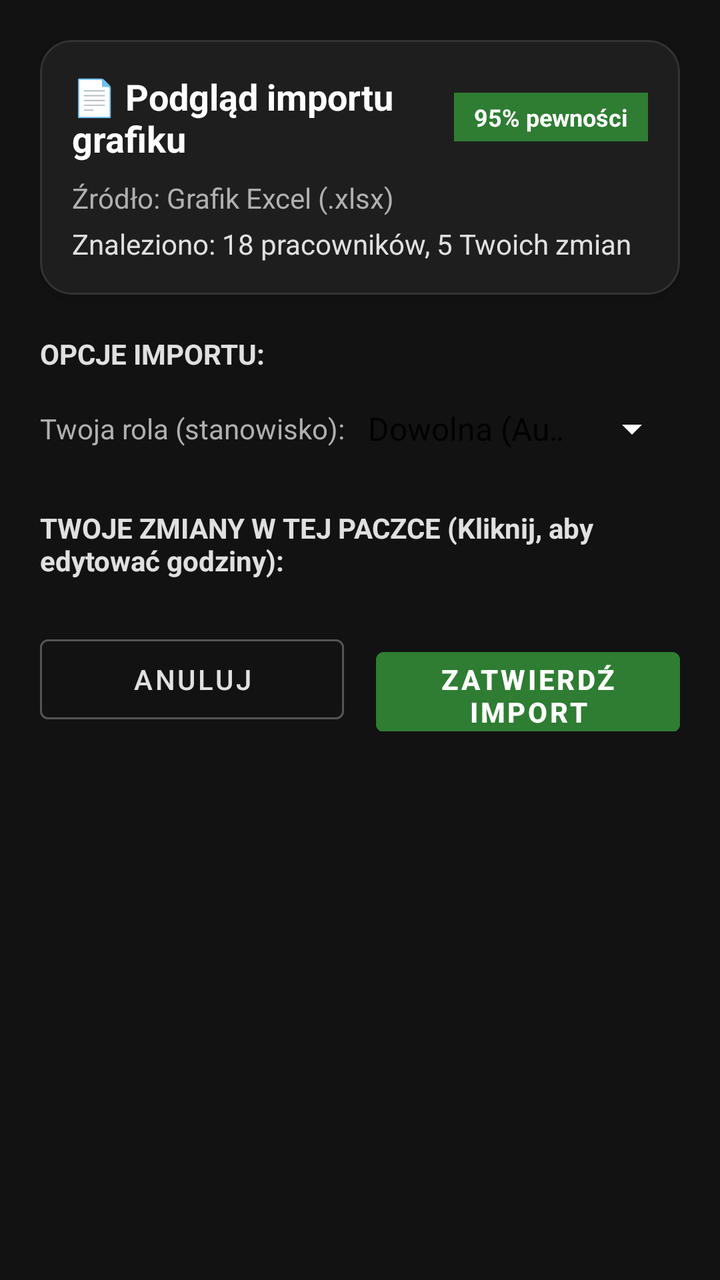
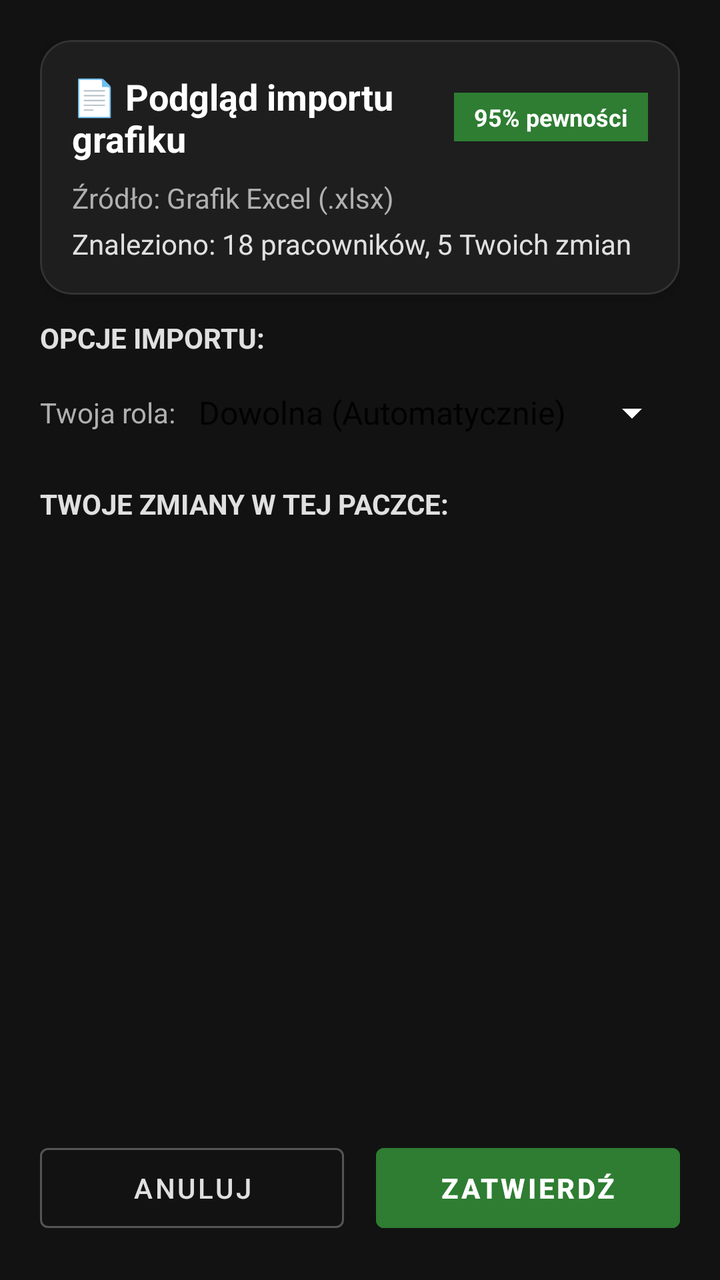

Two renders of the same Android screen: before a commit and after it. Below are the layout's source before the change and the commit's diff.
<!-- AndroidManifest.xml: application theme Theme.AsystentKinowy -->
<!-- res/layout/fragment_import_preview.xml -->
<?xml version="1.0" encoding="utf-8"?>
<ScrollView xmlns:android="http://schemas.android.com/apk/res/android"
    xmlns:app="http://schemas.android.com/apk/res-auto"
    xmlns:tools="http://schemas.android.com/tools"
    android:layout_width="match_parent"
    android:layout_height="match_parent"
    android:background="#121212"
    android:fillViewport="true">

    <LinearLayout
        android:layout_width="match_parent"
        android:layout_height="wrap_content"
        android:orientation="vertical"
        android:padding="20dp">

        
        <com.google.android.material.card.MaterialCardView
            android:layout_width="match_parent"
            android:layout_height="wrap_content"
            app:cardBackgroundColor="#1E1E1E"
            app:cardCornerRadius="16dp"
            app:cardElevation="4dp"
            app:strokeColor="#333333"
            app:strokeWidth="1dp">

            <LinearLayout
                android:layout_width="match_parent"
                android:layout_height="wrap_content"
                android:orientation="vertical"
                android:padding="16dp">

                <LinearLayout
                    android:layout_width="match_parent"
                    android:layout_height="wrap_content"
                    android:gravity="center_vertical"
                    android:orientation="horizontal">

                    <TextView
                        android:id="@+id/tvImportSourceTitle"
                        android:layout_width="0dp"
                        android:layout_height="wrap_content"
                        android:layout_weight="1"
                        android:text="📄 Podgląd importu grafiku"
                        android:textColor="#FFFFFF"
                        android:textSize="18sp"
                        android:textStyle="bold" />

                    <TextView
                        android:id="@+id/tvConfidenceBadge"
                        android:layout_width="wrap_content"
                        android:layout_height="wrap_content"
                        android:background="#2E7D32"
                        android:paddingHorizontal="10dp"
                        android:paddingVertical="4dp"
                        android:text="95% pewności"
                        android:textColor="#FFFFFF"
                        android:textSize="12sp"
                        android:textStyle="bold" />
                </LinearLayout>

                <TextView
                    android:id="@+id/tvSourceFileName"
                    android:layout_width="match_parent"
                    android:layout_height="wrap_content"
                    android:layout_marginTop="8dp"
                    android:text="Źródło: Grafik Excel (.xlsx)"
                    android:textColor="#B0B0B0"
                    android:textSize="14sp" />

                <TextView
                    android:id="@+id/tvSummaryDetails"
                    android:layout_width="match_parent"
                    android:layout_height="wrap_content"
                    android:layout_marginTop="4dp"
                    android:text="Znaleziono: 18 pracowników, 5 Twoich zmian"
                    android:textColor="#E0E0E0"
                    android:textSize="14sp" />

            </LinearLayout>
        </com.google.android.material.card.MaterialCardView>

        
        <com.google.android.material.card.MaterialCardView
            android:id="@+id/cardWarnings"
            android:layout_width="match_parent"
            android:layout_height="wrap_content"
            android:layout_marginTop="12dp"
            android:visibility="gone"
            app:cardBackgroundColor="#332400"
            app:cardCornerRadius="12dp"
            app:strokeColor="#FFB300"
            app:strokeWidth="1dp"
            tools:visibility="visible">

            <LinearLayout
                android:layout_width="match_parent"
                android:layout_height="wrap_content"
                android:orientation="vertical"
                android:padding="12dp">

                <TextView
                    android:layout_width="wrap_content"
                    android:layout_height="wrap_content"
                    android:text="⚠️ Uwagi parsera"
                    android:textColor="#FFB300"
                    android:textSize="14sp"
                    android:textStyle="bold" />

                <TextView
                    android:id="@+id/tvWarningsText"
                    android:layout_width="match_parent"
                    android:layout_height="wrap_content"
                    android:layout_marginTop="4dp"
                    android:text="Niektóre godziny mogą wymagać weryfikacji."
                    android:textColor="#FFE082"
                    android:textSize="13sp" />
            </LinearLayout>
        </com.google.android.material.card.MaterialCardView>

        <TextView
            android:layout_width="wrap_content"
            android:layout_height="wrap_content"
            android:layout_marginTop="20dp"
            android:layout_marginBottom="4dp"
            android:text="OPCJE IMPORTU:"
            android:textColor="#E0E0E0"
            android:textSize="14sp"
            android:textStyle="bold" />

        <LinearLayout
            android:layout_width="match_parent"
            android:layout_height="wrap_content"
            android:orientation="horizontal"
            android:gravity="center_vertical"
            android:layout_marginBottom="16dp">

            <TextView
                android:layout_width="wrap_content"
                android:layout_height="wrap_content"
                android:text="Twoja rola (stanowisko): "
                android:textColor="#B0B0B0"
                android:textSize="14sp" />

            <Spinner
                android:id="@+id/spinnerRole"
                android:layout_width="0dp"
                android:layout_height="48dp"
                android:layout_weight="1"
                android:entries="@array/roles_array"
                android:backgroundTint="#FFFFFF"/>
        </LinearLayout>

        <TextView
            android:layout_width="wrap_content"
            android:layout_height="wrap_content"
            android:layout_marginBottom="8dp"
            android:text="TWOJE ZMIANY W TEJ PACZCE (Kliknij, aby edytować godziny):"
            android:textColor="#E0E0E0"
            android:textSize="14sp"
            android:textStyle="bold" />

        <androidx.recyclerview.widget.RecyclerView
            android:id="@+id/rvPreviewShifts"
            android:layout_width="match_parent"
            android:layout_height="wrap_content"
            android:nestedScrollingEnabled="false"
            tools:listitem="@layout/item_shift" />

        <TextView
            android:id="@+id/tvEmptyShiftsNotice"
            android:layout_width="match_parent"
            android:layout_height="wrap_content"
            android:gravity="center"
            android:padding="24dp"
            android:text="Nie znaleziono w tym grafiku zmian dopasowanych do Twojego imienia."
            android:textColor="#888888"
            android:textSize="14sp"
            android:visibility="gone" />

        
        <LinearLayout
            android:layout_width="match_parent"
            android:layout_height="wrap_content"
            android:layout_marginTop="16dp"
            android:orientation="horizontal">

            <Button
                android:id="@+id/btnCancelImport"
                style="@style/Widget.MaterialComponents.Button.OutlinedButton"
                android:layout_width="0dp"
                android:layout_height="52dp"
                android:layout_marginEnd="8dp"
                android:layout_weight="1"
                android:text="Anuluj"
                android:textColor="#E0E0E0"
                app:strokeColor="#555555" />

            <Button
                android:id="@+id/btnConfirmImport"
                android:layout_width="0dp"
                android:layout_height="52dp"
                android:layout_marginStart="8dp"
                android:layout_weight="1"
                android:backgroundTint="#2E7D32"
                android:text="Zatwierdź import"
                android:textColor="#FFFFFF"
                android:textStyle="bold" />
        </LinearLayout>

    </LinearLayout>
</ScrollView>
<!-- res/layout/item_shift.xml (included above) -->
<?xml version="1.0" encoding="utf-8"?>
<com.google.android.material.card.MaterialCardView
    xmlns:android="http://schemas.android.com/apk/res/android"
    xmlns:app="http://schemas.android.com/apk/res-auto"
    android:layout_width="match_parent"
    android:layout_height="wrap_content"
    android:layout_marginHorizontal="16dp"
    android:layout_marginVertical="6dp"
    style="?attr/materialCardViewElevatedStyle"
    app:cardCornerRadius="16dp">

    <androidx.constraintlayout.widget.ConstraintLayout
        android:layout_width="match_parent"
        android:layout_height="wrap_content"
        android:padding="16dp">

        
        <ImageView
            android:id="@+id/iv_calendar_icon"
            android:layout_width="20dp"
            android:layout_height="20dp"
            android:src="@drawable/ic_calendar"
            app:tint="#FF6600"
            app:layout_constraintTop_toTopOf="@+id/tv_shift_date"
            app:layout_constraintBottom_toBottomOf="@+id/tv_shift_date"
            app:layout_constraintStart_toStartOf="parent" />

        
        <TextView
            android:id="@+id/tv_shift_date"
            android:layout_width="0dp"
            android:layout_height="wrap_content"
            android:layout_marginStart="8dp"
            android:textSize="16sp"
            android:textStyle="bold"
            android:textColor="#FFFFFF"
            app:layout_constraintTop_toTopOf="parent"
            app:layout_constraintStart_toEndOf="@+id/iv_calendar_icon"
            app:layout_constraintEnd_toStartOf="@+id/tv_moon_icon" />

        
        <TextView
            android:id="@+id/tv_moon_icon"
            android:layout_width="wrap_content"
            android:layout_height="wrap_content"
            android:text="🌙"
            android:textSize="16sp"
            android:visibility="gone"
            android:layout_marginEnd="8dp"
            app:layout_constraintTop_toTopOf="@+id/tv_shift_date"
            app:layout_constraintBottom_toBottomOf="@+id/tv_shift_date"
            app:layout_constraintEnd_toStartOf="@+id/chip_shift_description" />

        
        <ImageView
            android:id="@+id/iv_time_icon"
            android:layout_width="16dp"
            android:layout_height="16dp"
            android:src="@android:drawable/ic_menu_recent_history"
            app:tint="#AAAAAA"
            android:layout_marginTop="6dp"
            app:layout_constraintTop_toBottomOf="@+id/tv_shift_date"
            app:layout_constraintStart_toStartOf="@+id/iv_calendar_icon"
            app:layout_constraintEnd_toEndOf="@+id/iv_calendar_icon" />

        
        <TextView
            android:id="@+id/tv_shift_hours"
            android:layout_width="0dp"
            android:layout_height="wrap_content"
            android:layout_marginStart="8dp"
            android:layout_marginTop="4dp"
            android:textSize="14sp"
            android:textColor="#AAAAAA"
            app:layout_constraintTop_toBottomOf="@+id/tv_shift_date"
            app:layout_constraintStart_toEndOf="@+id/iv_time_icon"
            app:layout_constraintEnd_toStartOf="@+id/chip_shift_description" />

        
        <com.google.android.material.chip.Chip
            android:id="@+id/chip_shift_description"
            android:layout_width="wrap_content"
            android:layout_height="wrap_content"
            android:clickable="false"
            android:textStyle="bold"
            android:textColor="#FFFFFF"
            app:chipBackgroundColor="#FF6600"
            app:chipStrokeWidth="0dp"
            app:layout_constraintTop_toTopOf="parent"
            app:layout_constraintBottom_toBottomOf="@+id/tv_shift_hours"
            app:layout_constraintEnd_toEndOf="parent" />

        
        <TextView
            android:id="@+id/tv_closing_crew"
            android:layout_width="0dp"
            android:layout_height="wrap_content"
            android:layout_marginTop="8dp"
            android:textSize="13sp"
            android:textColor="#CCCCCC"
            android:drawablePadding="4dp"
            android:visibility="gone"
            app:layout_constraintTop_toBottomOf="@+id/tv_shift_hours"
            app:layout_constraintStart_toStartOf="parent"
            app:layout_constraintEnd_toEndOf="parent" />

    </androidx.constraintlayout.widget.ConstraintLayout>

</com.google.android.material.card.MaterialCardView>
<!-- resources referenced by this layout -->
<resources>
  <string-array name="roles_array">
          <item>Dowolna (Automatycznie)</item>
          <item>Obsługa</item>
          <item>Bar</item>
          <item>Kasa</item>
          <item>Team Leader</item>
          <item>Manager</item>
          <item>Deputy Manager</item>
      </string-array>
  <!-- drawable ic_calendar (drawable) -->
  <vector xmlns:android="http://schemas.android.com/apk/res/android"
      android:width="24dp"
      android:height="24dp"
      android:viewportWidth="24"
      android:viewportHeight="24"
      android:tint="?attr/colorControlNormal">
      <path
          android:fillColor="@android:color/white"
          android:pathData="M19,3h-1V1h-2v2H8V1H6v2H5C3.89,3 3.01,3.9 3.01,5L3,19c0,1.1 0.89,2 2,2h14c1.1,0 2,-0.9 2,-2V5C21,3.9 20.1,3 19,3zM19,19H5V8h14V19zM9,12H7v-2h2V12zM13,12h-2v-2h2V12zM17,12h-2v-2h2V12zM9,16H7v-2h2V16zM13,16h-2v-2h2V16zM17,16h-2v-2h2V16z"/>
  </vector>
  <style name="Theme.AsystentKinowy" parent="Theme.MaterialComponents.DayNight.NoActionBar">        <item name="colorPrimary">@color/colorPrimary</item>
          <item name="colorPrimaryVariant">@color/colorPrimary</item>
          <item name="colorOnPrimary">@color/colorOnPrimary</item>
  
          
          <item name="colorSecondary">@color/colorPrimary</item>
          <item name="colorSecondaryVariant">@color/colorPrimary</item>
          <item name="colorOnSecondary">@color/colorOnPrimary</item>
  
          
          <item name="android:colorBackground">@color/colorBackground</item>
          <item name="colorSurface">@color/colorSurface</item>
          <item name="colorSurfaceVariant">@color/colorSurfaceVariant</item>
          <item name="colorOnSurface">@color/colorOnPrimary</item>
  
          
          <item name="colorError">@color/md_error</item>
          <item name="colorOnError">@color/colorOnPrimary</item>
  
          
          <item name="android:statusBarColor">@color/colorBackground</item>
          <item name="android:navigationBarColor">@color/colorBackground</item>
  
          
          <item name="textAppearanceBody1">@style/TextAppearance.MaterialComponents.Body1</item>
          <item name="textAppearanceBody2">@style/TextAppearance.MaterialComponents.Body2</item>
          <item name="textAppearanceCaption">@style/TextAppearance.MaterialComponents.Caption</item>
          <item name="textAppearanceHeadline1">@style/TextAppearance.MaterialComponents.Headline1</item>
          <item name="textAppearanceHeadline2">@style/TextAppearance.MaterialComponents.Headline2</item>
          <item name="textAppearanceHeadline3">@style/TextAppearance.MaterialComponents.Headline3</item>
          <item name="textAppearanceHeadline4">@style/TextAppearance.MaterialComponents.Headline4</item>
          <item name="textAppearanceHeadline5">@style/TextAppearance.MaterialComponents.Headline5</item>
          <item name="textAppearanceHeadline6">@style/TextAppearance.MaterialComponents.Headline6</item>
          <item name="textAppearanceSubtitle1">@style/TextAppearance.MaterialComponents.Subtitle1</item>
          <item name="textAppearanceSubtitle2">@style/TextAppearance.MaterialComponents.Subtitle2</item>
          <item name="textAppearanceOverline">@style/TextAppearance.MaterialComponents.Overline</item>
          <item name="textAppearanceButton">@style/TextAppearance.MaterialComponents.Button</item>
  
          
          <item name="shapeAppearanceSmallComponent">@style/ShapeAppearance.MaterialComponents.SmallComponent</item>
          <item name="shapeAppearanceMediumComponent">@style/ShapeAppearance.MaterialComponents.MediumComponent</item>
          <item name="shapeAppearanceLargeComponent">@style/ShapeAppearance.MaterialComponents.LargeComponent</item>
      </style>
  <color name="colorPrimary">#FF6600</color>
  <color name="colorOnPrimary">#FFFFFF</color>
  <color name="colorBackground">#000000</color>
  <color name="colorSurface">#1A1A1A</color>
  <color name="colorSurfaceVariant">#333333</color>
  <color name="md_error">#FFB00020</color>
</resources>

<!-- the commit's change to res/layout/fragment_import_preview.xml (unified diff, before → after) -->
@@ -1,214 +1,210 @@
 <?xml version="1.0" encoding="utf-8"?>
-<ScrollView xmlns:android="http://schemas.android.com/apk/res/android"
+<LinearLayout xmlns:android="http://schemas.android.com/apk/res/android"
     xmlns:app="http://schemas.android.com/apk/res-auto"
     xmlns:tools="http://schemas.android.com/tools"
     android:layout_width="match_parent"
     android:layout_height="match_parent"
+    android:orientation="vertical"
     android:background="#121212"
-    android:fillViewport="true">
-
-    <LinearLayout
-        android:layout_width="match_parent"
-        android:layout_height="wrap_content"
-        android:orientation="vertical"
-        android:padding="20dp">
-
-        
-        <com.google.android.material.card.MaterialCardView
+    android:padding="20dp">
+
+    
+    <com.google.android.material.card.MaterialCardView
+        android:layout_width="match_parent"
+        android:layout_height="wrap_content"
+        app:cardBackgroundColor="#1E1E1E"
+        app:cardCornerRadius="16dp"
+        app:cardElevation="4dp"
+        app:strokeColor="#333333"
+        app:strokeWidth="1dp">
+
+        <LinearLayout
             android:layout_width="match_parent"
             android:layout_height="wrap_content"
-            app:cardBackgroundColor="#1E1E1E"
-            app:cardCornerRadius="16dp"
-            app:cardElevation="4dp"
-            app:strokeColor="#333333"
-            app:strokeWidth="1dp">
+            android:orientation="vertical"
+            android:padding="16dp">
 
             <LinearLayout
                 android:layout_width="match_parent"
                 android:layout_height="wrap_content"
-                android:orientation="vertical"
-                android:padding="16dp">
-
-                <LinearLayout
-                    android:layout_width="match_parent"
+                android:gravity="center_vertical"
+                android:orientation="horizontal">
+
+                <TextView
+                    android:id="@+id/tvImportSourceTitle"
+                    android:layout_width="0dp"
                     android:layout_height="wrap_content"
-                    android:gravity="center_vertical"
-                    android:orientation="horizontal">
-
-                    <TextView
-                        android:id="@+id/tvImportSourceTitle"
-                        android:layout_width="0dp"
-                        android:layout_height="wrap_content"
-                        android:layout_weight="1"
-                        android:text="📄 Podgląd importu grafiku"
-                        android:textColor="#FFFFFF"
-                        android:textSize="18sp"
-                        android:textStyle="bold" />
-
-                    <TextView
-                        android:id="@+id/tvConfidenceBadge"
-                        android:layout_width="wrap_content"
-                        android:layout_height="wrap_content"
-                        android:background="#2E7D32"
-                        android:paddingHorizontal="10dp"
-                        android:paddingVertical="4dp"
-                        android:text="95% pewności"
-                        android:textColor="#FFFFFF"
-                        android:textSize="12sp"
-                        android:textStyle="bold" />
-                </LinearLayout>
+                    android:layout_weight="1"
+                    android:text="📄 Podgląd importu grafiku"
+                    android:textColor="#FFFFFF"
+                    android:textSize="18sp"
+                    android:textStyle="bold" />
 
                 <TextView
-                    android:id="@+id/tvSourceFileName"
-                    android:layout_width="match_parent"
-                    android:layout_height="wrap_content"
-                    android:layout_marginTop="8dp"
-                    android:text="Źródło: Grafik Excel (.xlsx)"
-                    android:textColor="#B0B0B0"
-                    android:textSize="14sp" />
-
-                <TextView
-                    android:id="@+id/tvSummaryDetails"
-                    android:layout_width="match_parent"
-                    android:layout_height="wrap_content"
-                    android:layout_marginTop="4dp"
-                    android:text="Znaleziono: 18 pracowników, 5 Twoich zmian"
-                    android:textColor="#E0E0E0"
-                    android:textSize="14sp" />
-
-            </LinearLayout>
-        </com.google.android.material.card.MaterialCardView>
-
-        
-        <com.google.android.material.card.MaterialCardView
-            android:id="@+id/cardWarnings"
-            android:layout_width="match_parent"
-            android:layout_height="wrap_content"
-            android:layout_marginTop="12dp"
-            android:visibility="gone"
-            app:cardBackgroundColor="#332400"
-            app:cardCornerRadius="12dp"
-            app:strokeColor="#FFB300"
-            app:strokeWidth="1dp"
-            tools:visibility="visible">
-
-            <LinearLayout
-                android:layout_width="match_parent"
-                android:layout_height="wrap_content"
-                android:orientation="vertical"
-                android:padding="12dp">
-
-                <TextView
+                    android:id="@+id/tvConfidenceBadge"
                     android:layout_width="wrap_content"
                     android:layout_height="wrap_content"
-                    android:text="⚠️ Uwagi parsera"
-                    android:textColor="#FFB300"
-                    android:textSize="14sp"
+                    android:background="#2E7D32"
+                    android:paddingHorizontal="10dp"
+                    android:paddingVertical="4dp"
+                    android:text="95% pewności"
+                    android:textColor="#FFFFFF"
+                    android:textSize="12sp"
                     android:textStyle="bold" />
-
-                <TextView
-                    android:id="@+id/tvWarningsText"
-                    android:layout_width="match_parent"
-                    android:layout_height="wrap_content"
-                    android:layout_marginTop="4dp"
-                    android:text="Niektóre godziny mogą wymagać weryfikacji."
-                    android:textColor="#FFE082"
-                    android:textSize="13sp" />
             </LinearLayout>
-        </com.google.android.material.card.MaterialCardView>
-
-        <TextView
-            android:layout_width="wrap_content"
-            android:layout_height="wrap_content"
-            android:layout_marginTop="20dp"
-            android:layout_marginBottom="4dp"
-            android:text="OPCJE IMPORTU:"
-            android:textColor="#E0E0E0"
-            android:textSize="14sp"
-            android:textStyle="bold" />
+
+            <TextView
+                android:id="@+id/tvSourceFileName"
+                android:layout_width="match_parent"
+                android:layout_height="wrap_content"
+                android:layout_marginTop="8dp"
+                android:text="Źródło: Grafik Excel (.xlsx)"
+                android:textColor="#B0B0B0"
+                android:textSize="14sp" />
+
+            <TextView
+                android:id="@+id/tvSummaryDetails"
+                android:layout_width="match_parent"
+                android:layout_height="wrap_content"
+                android:layout_marginTop="4dp"
+                android:text="Znaleziono: 18 pracowników, 5 Twoich zmian"
+                android:textColor="#E0E0E0"
+                android:textSize="14sp" />
+
+        </LinearLayout>
+    </com.google.android.material.card.MaterialCardView>
+
+    
+    <com.google.android.material.card.MaterialCardView
+        android:id="@+id/cardWarnings"
+        android:layout_width="match_parent"
+        android:layout_height="wrap_content"
+        android:layout_marginTop="12dp"
+        android:visibility="gone"
+        app:cardBackgroundColor="#332400"
+        app:cardCornerRadius="12dp"
+        app:strokeColor="#FFB300"
+        app:strokeWidth="1dp"
+        tools:visibility="visible">
 
         <LinearLayout
             android:layout_width="match_parent"
             android:layout_height="wrap_content"
-            android:orientation="horizontal"
-            android:gravity="center_vertical"
-            android:layout_marginBottom="16dp">
+            android:orientation="vertical"
+            android:padding="12dp">
 
             <TextView
                 android:layout_width="wrap_content"
                 android:layout_height="wrap_content"
-                android:text="Twoja rola (stanowisko): "
-                android:textColor="#B0B0B0"
-                android:textSize="14sp" />
-
-            <Spinner
-                android:id="@+id/spinnerRole"
-                android:layout_width="0dp"
-                android:layout_height="48dp"
-                android:layout_weight="1"
-                android:entries="@array/roles_array"
-                android:backgroundTint="#FFFFFF"/>
+                android:text="⚠️ Uwagi parsera"
+                android:textColor="#FFB300"
+                android:textSize="14sp"
+                android:textStyle="bold" />
+
+            <TextView
+                android:id="@+id/tvWarningsText"
+                android:layout_width="match_parent"
+                android:layout_height="wrap_content"
+                android:layout_marginTop="4dp"
+                android:text="Niektóre godziny mogą wymagać weryfikacji."
+                android:textColor="#FFE082"
+                android:textSize="13sp" />
         </LinearLayout>
+    </com.google.android.material.card.MaterialCardView>
+
+    <TextView
+        android:layout_width="wrap_content"
+        android:layout_height="wrap_content"
+        android:layout_marginTop="12dp"
+        android:layout_marginBottom="4dp"
+        android:text="OPCJE IMPORTU:"
+        android:textColor="#E0E0E0"
+        android:textSize="14sp"
+        android:textStyle="bold" />
+
+    <LinearLayout
+        android:layout_width="match_parent"
+        android:layout_height="wrap_content"
+        android:orientation="horizontal"
+        android:gravity="center_vertical"
+        android:layout_marginBottom="12dp">
 
         <TextView
             android:layout_width="wrap_content"
             android:layout_height="wrap_content"
-            android:layout_marginBottom="8dp"
-            android:text="TWOJE ZMIANY W TEJ PACZCE (Kliknij, aby edytować godziny):"
+            android:text="Twoja rola: "
+            android:textColor="#B0B0B0"
+            android:textSize="14sp" />
+
+        <Spinner
+            android:id="@+id/spinnerRole"
+            android:layout_width="0dp"
+            android:layout_height="48dp"
+            android:layout_weight="1"
+            android:entries="@array/roles_array"
+            android:backgroundTint="#FFFFFF"/>
+    </LinearLayout>
+
+    <TextView
+        android:layout_width="wrap_content"
+        android:layout_height="wrap_content"
+        android:layout_marginBottom="8dp"
+        android:text="TWOJE ZMIANY W TEJ PACZCE:"
+        android:textColor="#E0E0E0"
+        android:textSize="14sp"
+        android:textStyle="bold" />
+
+    <androidx.recyclerview.widget.RecyclerView
+        android:id="@+id/rvPreviewShifts"
+        android:layout_width="match_parent"
+        android:layout_height="0dp"
+        android:layout_weight="1"
+        android:nestedScrollingEnabled="true"
+        tools:listitem="@layout/item_shift" />
+
+    <TextView
+        android:id="@+id/tvEmptyShiftsNotice"
+        android:layout_width="match_parent"
+        android:layout_height="0dp"
+        android:layout_weight="1"
+        android:gravity="center"
+        android:padding="24dp"
+        android:text="Nie znaleziono w tym grafiku zmian dopasowanych do Twojego imienia."
+        android:textColor="#888888"
+        android:textSize="14sp"
+        android:visibility="gone" />
+
+    
+    <LinearLayout
+        android:layout_width="match_parent"
+        android:layout_height="wrap_content"
+        android:layout_marginTop="12dp"
+        android:orientation="horizontal">
+
+        <Button
+            android:id="@+id/btnCancelImport"
+            style="@style/Widget.MaterialComponents.Button.OutlinedButton"
+            android:layout_width="0dp"
+            android:layout_height="52dp"
+            android:layout_marginEnd="8dp"
+            android:layout_weight="1"
+            android:text="Anuluj"
             android:textColor="#E0E0E0"
-            android:textSize="14sp"
+            app:strokeColor="#555555" />
+
+        <Button
+            android:id="@+id/btnConfirmImport"
+            android:layout_width="0dp"
+            android:layout_height="52dp"
+            android:layout_marginStart="8dp"
+            android:layout_weight="1"
+            android:backgroundTint="#2E7D32"
+            android:text="Zatwierdź"
+            android:textColor="#FFFFFF"
             android:textStyle="bold" />
-
-        <androidx.recyclerview.widget.RecyclerView
-            android:id="@+id/rvPreviewShifts"
-            android:layout_width="match_parent"
-            android:layout_height="wrap_content"
-            android:nestedScrollingEnabled="false"
-            tools:listitem="@layout/item_shift" />
-
-        <TextView
-            android:id="@+id/tvEmptyShiftsNotice"
-            android:layout_width="match_parent"
-            android:layout_height="wrap_content"
-            android:gravity="center"
-            android:padding="24dp"
-            android:text="Nie znaleziono w tym grafiku zmian dopasowanych do Twojego imienia."
-            android:textColor="#888888"
-            android:textSize="14sp"
-            android:visibility="gone" />
-
-        
-        <LinearLayout
-            android:layout_width="match_parent"
-            android:layout_height="wrap_content"
-            android:layout_marginTop="16dp"
-            android:orientation="horizontal">
-
-            <Button
-                android:id="@+id/btnCancelImport"
-                style="@style/Widget.MaterialComponents.Button.OutlinedButton"
-                android:layout_width="0dp"
-                android:layout_height="52dp"
-                android:layout_marginEnd="8dp"
-                android:layout_weight="1"
-                android:text="Anuluj"
-                android:textColor="#E0E0E0"
-                app:strokeColor="#555555" />
-
-            <Button
-                android:id="@+id/btnConfirmImport"
-                android:layout_width="0dp"
-                android:layout_height="52dp"
-                android:layout_marginStart="8dp"
-                android:layout_weight="1"
-                android:backgroundTint="#2E7D32"
-                android:text="Zatwierdź import"
-                android:textColor="#FFFFFF"
-                android:textStyle="bold" />
-        </LinearLayout>
-
     </LinearLayout>
-</ScrollView>
+
+</LinearLayout>
 <!-- res/layout/item_shift.xml (included above) -->
 <?xml version="1.0" encoding="utf-8"?>
 <com.google.android.material.card.MaterialCardView
